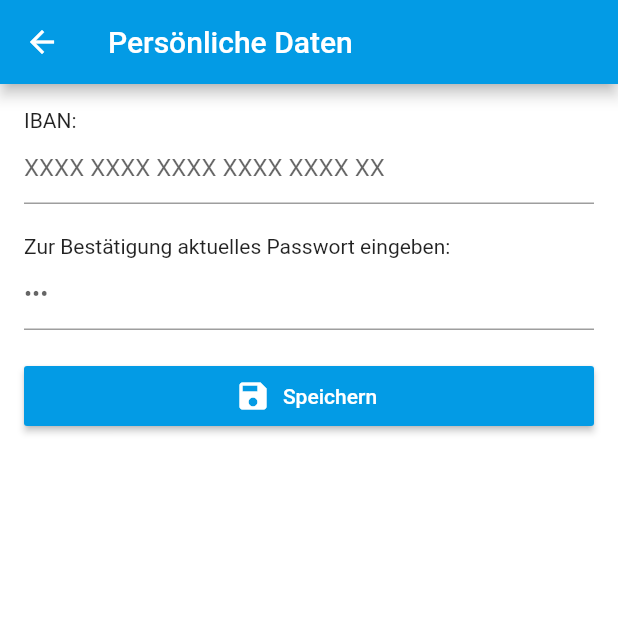
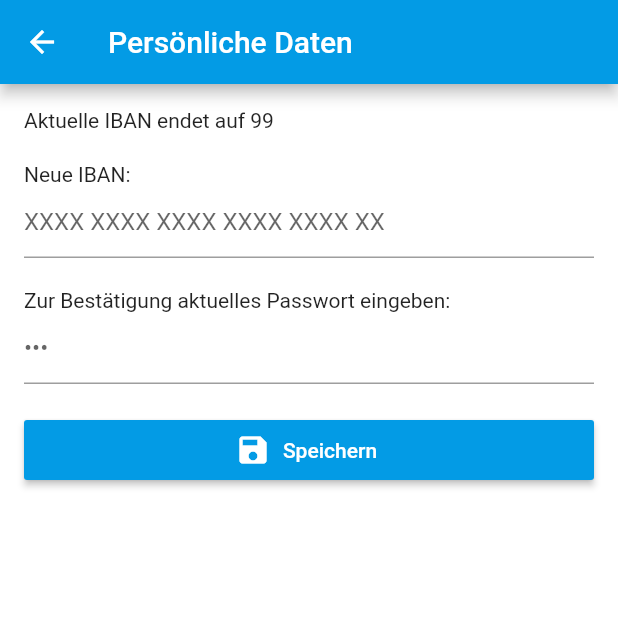
Before and after one commit to angembonda/maph_group3, a Flutter app: the Personal screen opened directly, after a tap on "IBAN ändern", on a phone screen of 412 x 824 dp, the top half of it. Run offline on Flutter 3.47's test engine with Material 2 defaults, Android fonts, the phone set to English and light mode, and no system bars; our stand-ins replace flutter_html, image_picker; missing offline and left inert: flutter_pagewise, mlkit.

Commit message:
Added page with personal data + address subpage

```diff
--- a/lib/widgets/home.dart
+++ b/lib/widgets/home.dart
@@ -33,7 +33,7 @@ class _HomeState extends State<Home> {
           children: <Widget>[
             DrawerHeader(
               child: Text(
-                '<Appname>',
+                '<Vorname> <Name>',
                 style: TextStyle(color: Colors.white, fontSize: 18),
               ),
               decoration: BoxDecoration(
--- a/lib/widgets/personal.dart
+++ b/lib/widgets/personal.dart
@@ -16,11 +16,7 @@ class Personal extends StatefulWidget {
   }
 }
 
-enum Page {
-  home,
-  iban,
-  pass,
-}
+enum Page { home, iban, pass, addr }
 
 class _PersonalState extends State<Personal> {
   Page curPage = Page.home;
@@ -42,90 +38,13 @@ class _PersonalState extends State<Personal> {
         body: ListView(
           children: <Widget>[
             if (curPage == Page.home)
-              Column(
-                crossAxisAlignment: CrossAxisAlignment.start,
-                mainAxisAlignment: MainAxisAlignment.start,
-                children: <Widget>[
-                  Padding(
-                    padding: EdgeInsets.all(16),
-                    child: Text(
-                      'IBAN:\nXXXX XXXX XXXX XXXX XXXX XX',
-                      style: TextStyle(fontSize: 16),
-                    ),
-                  ),
-                  ListTile(
-                    title: Text('IBAN ändern'),
-                    trailing: Icon(Icons.keyboard_arrow_right),
-                    onTap: () {
-                      setState(() {
-                        curPage = Page.iban;
-                      });
-                    },
-                  ),
-                  ListTile(
-                    title: Text('Passwort ändern'),
-                    trailing: Icon(Icons.keyboard_arrow_right),
-                    onTap: () {
-                      setState(() {
-                        curPage = Page.pass;
-                      });
-                    },
-                  ),
-                ],
-              ),
-            if (curPage == Page.iban)
-              Padding(
-                padding: EdgeInsets.all(16),
-                child: Column(
-                  crossAxisAlignment: CrossAxisAlignment.start,
-                  mainAxisAlignment: MainAxisAlignment.start,
-                  children: <Widget>[
-                    Text('IBAN:'),
-                    TextField(
-                      decoration: InputDecoration(
-                          hintText: 'XXXX XXXX XXXX XXXX XXXX XX'),
-                    ),
-                    SizedBox(height: 20),
-                    Text('Zur Bestätigung aktuelles Passwort eingeben:'),
-                    TextField(
-                      obscureText: true,
-                      decoration:
-                          InputDecoration(hintText: passHintText),
-                    ),
-                    SizedBox(height: 20),
-                    buildSaveButton(() => print('button1')),
-                  ],
-                ),
-              ),
-              if (curPage == Page.pass)
-              Padding(
-                padding: EdgeInsets.all(16),
-                child: Column(
-                  crossAxisAlignment: CrossAxisAlignment.start,
-                  mainAxisAlignment: MainAxisAlignment.start,
-                  children: <Widget>[
-                    Text('Aktuelles Passwort:'),
-                    TextField(
-                      decoration: InputDecoration(
-                          hintText: passHintText),
-                    ),
-                    SizedBox(height: 20),
-                    Text('Neues Passwort:'),
-                    TextField(
-                      decoration: InputDecoration(
-                          hintText: passHintText),
-                    ),
-                    SizedBox(height: 20),
-                    Text('Neues Passwort wiederholen:'),
-                    TextField(
-                      decoration: InputDecoration(
-                          hintText: passHintText),
-                    ),
-                    SizedBox(height: 20),
-                    buildSaveButton(() => print('button2')),
-                  ],
-                ),
-              ),
+              buildHome()
+            else if (curPage == Page.iban)
+              buildIban()
+            else if (curPage == Page.pass)
+              buildPass()
+            else if (curPage == Page.addr)
+              buildAddr()
           ],
         ),
       ),
@@ -153,6 +72,7 @@ class _PersonalState extends State<Personal> {
         break;
       case Page.pass:
       case Page.iban:
+      case Page.addr:
         setState(() {
           curPage = Page.home;
         });
@@ -160,4 +80,134 @@ class _PersonalState extends State<Personal> {
     }
     return false;
   }
+
+  Widget buildHome() {
+    return Column(
+      crossAxisAlignment: CrossAxisAlignment.start,
+      mainAxisAlignment: MainAxisAlignment.start,
+      children: <Widget>[
+        ListTile(
+          title: Text('IBAN ändern'),
+          trailing: Icon(Icons.keyboard_arrow_right),
+          onTap: () {
+            setState(() {
+              curPage = Page.iban;
+            });
+          },
+        ),
+        ListTile(
+          title: Text('Adresse ändern'),
+          trailing: Icon(Icons.keyboard_arrow_right),
+          onTap: () {
+            setState(() {
+              curPage = Page.addr;
+            });
+          },
+        ),
+        ListTile(
+          title: Text('Passwort ändern'),
+          trailing: Icon(Icons.keyboard_arrow_right),
+          onTap: () {
+            setState(() {
+              curPage = Page.pass;
+            });
+          },
+        ),
+      ],
+    );
+  }
+
+  Widget buildIban() {
+    return Padding(
+      padding: EdgeInsets.all(16),
+      child: Column(
+        crossAxisAlignment: CrossAxisAlignment.start,
+        mainAxisAlignment: MainAxisAlignment.start,
+        children: <Widget>[
+          Text('Aktuelle IBAN endet auf 99'),
+          SizedBox(height: 20),
+          Text('Neue IBAN:'),
+          TextField(
+            decoration:
+                InputDecoration(hintText: 'XXXX XXXX XXXX XXXX XXXX XX'),
+          ),
+          SizedBox(height: 20),
+          Text('Zur Bestätigung aktuelles Passwort eingeben:'),
+          TextField(
+            obscureText: true,
+            decoration: InputDecoration(hintText: passHintText),
+          ),
+          SizedBox(height: 20),
+          buildSaveButton(() => print('button1')),
+        ],
+      ),
+    );
+  }
+
+  Widget buildAddr() {
+    return Padding(
+      padding: EdgeInsets.all(16),
+      child: Column(
+        crossAxisAlignment: CrossAxisAlignment.start,
+        mainAxisAlignment: MainAxisAlignment.start,
+        children: <Widget>[
+          Text('Vorname:'),
+          TextField(
+            decoration: InputDecoration(hintText: 'Max'),
+          ),
+          SizedBox(height: 20),
+          Text('Name:'),
+          TextField(
+            decoration: InputDecoration(hintText: 'Mustermann'),
+          ),
+          SizedBox(height: 20),
+          Text('Postleitzahl:'),
+          TextField(
+            decoration: InputDecoration(hintText: '12345'),
+          ),
+          SizedBox(height: 20),
+          Text('Stadt:'),
+          TextField(
+            decoration: InputDecoration(hintText: 'Musterstadt'),
+          ),
+          SizedBox(height: 20),
+          Text('Zur Bestätigung aktuelles Passwort eingeben:'),
+          TextField(
+            obscureText: true,
+            decoration: InputDecoration(hintText: passHintText),
+          ),
+          SizedBox(height: 20),
+          buildSaveButton(() => print('button3')),
+        ],
+      ),
+    );
+  }
+
+  Widget buildPass() {
+    return Padding(
+      padding: EdgeInsets.all(16),
+      child: Column(
+        crossAxisAlignment: CrossAxisAlignment.start,
+        mainAxisAlignment: MainAxisAlignment.start,
+        children: <Widget>[
+          Text('Aktuelles Passwort:'),
+          TextField(
+            decoration: InputDecoration(hintText: passHintText),
+          ),
+          SizedBox(height: 20),
+          Text('Neues Passwort:'),
+          TextField(
+            decoration: InputDecoration(hintText: passHintText),
+          ),
+          SizedBox(height: 20),
+          Text('Neues Passwort wiederholen:'),
+          TextField(
+            decoration: InputDecoration(hintText: passHintText),
+          ),
+          SizedBox(height: 20),
+          buildSaveButton(() => print('button2')),
+        ],
+      ),
+    );
+  }
 }
```
